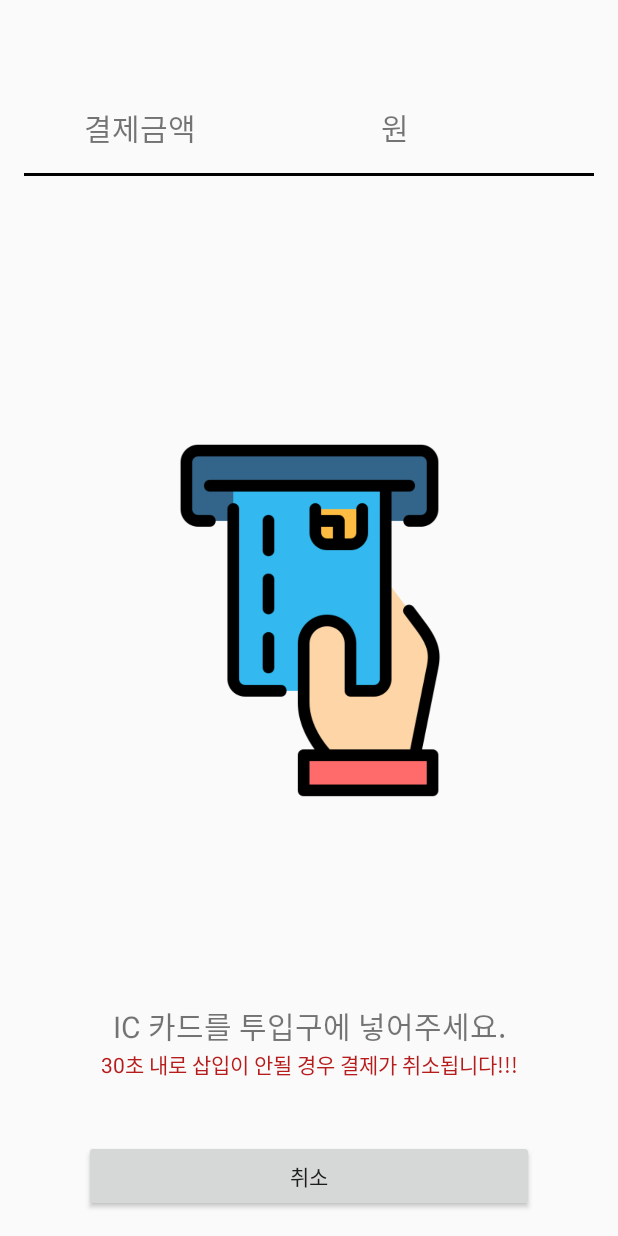
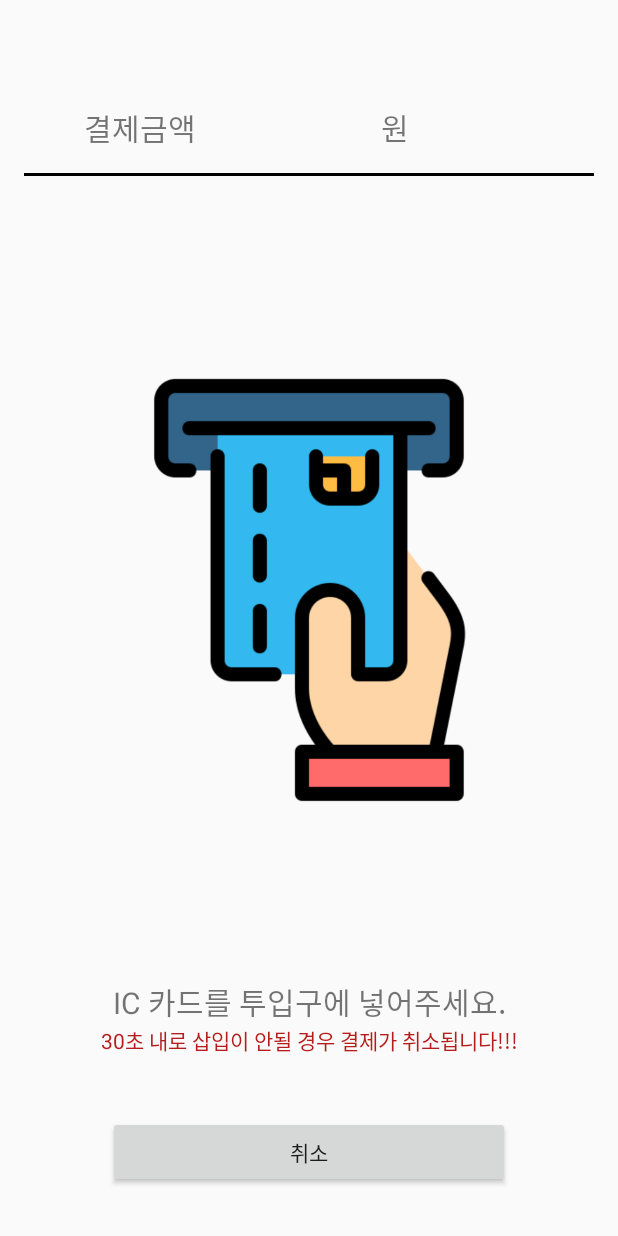
Before and after one commit to mochangil/MobileAppProgramming-KioskProject, an Android app: the PaymentActivity screen opened directly, with no data from a screen before it, on a phone screen of 412 x 824 dp. Run offline under Robolectric (Android 15) with nearby library versions, the light colour scheme and no system bars.

Commit message:
add payment success fragment

```diff
--- a/app/src/main/java/com/example/kiosk/BeforePayment.kt
+++ b/app/src/main/java/com/example/kiosk/AfterPaymentFragment.kt
@@ -5,8 +5,6 @@ import androidx.fragment.app.Fragment
 import android.view.LayoutInflater
 import android.view.View
 import android.view.ViewGroup
-import android.widget.Button
-import android.widget.Toast
 
 // TODO: Rename parameter arguments, choose names that match
 // the fragment initialization parameters, e.g. ARG_ITEM_NUMBER
@@ -15,10 +13,10 @@ private const val ARG_PARAM2 = "param2"
 
 /**
  * A simple [Fragment] subclass.
- * Use the [BeforePayment.newInstance] factory method to
+ * Use the [AfterPaymentFragment.newInstance] factory method to
  * create an instance of this fragment.
  */
-class BeforePayment : Fragment() {
+class AfterPaymentFragment : Fragment() {
     // TODO: Rename and change types of parameters
     private var param1: String? = null
     private var param2: String? = null
@@ -29,8 +27,6 @@ class BeforePayment : Fragment() {
             param1 = it.getString(ARG_PARAM1)
             param2 = it.getString(ARG_PARAM2)
         }
-
-
     }
 
     override fun onCreateView(
@@ -38,13 +34,7 @@ class BeforePayment : Fragment() {
         savedInstanceState: Bundle?
     ): View? {
         // Inflate the layout for this fragment
-
-        val view = inflater.inflate(R.layout.fragment_before_payment, container, false)
-        view.findViewById<Button>(R.id.payment_cancel).setOnClickListener {
-            Toast.makeText(activity, "결제 취소하셨습니다", Toast.LENGTH_SHORT).show()
-            activity?.finish()
-        }
-        return view
+        return inflater.inflate(R.layout.fragment_after_payment, container, false)
     }
 
     companion object {
@@ -54,12 +44,12 @@ class BeforePayment : Fragment() {
          *
          * @param param1 Parameter 1.
          * @param param2 Parameter 2.
-         * @return A new instance of fragment before_payment.
+         * @return A new instance of fragment AfterPaymentFragment.
          */
         // TODO: Rename and change types and number of parameters
         @JvmStatic
         fun newInstance(param1: String, param2: String) =
-            BeforePayment().apply {
+            AfterPaymentFragment().apply {
                 arguments = Bundle().apply {
                     putString(ARG_PARAM1, param1)
                     putString(ARG_PARAM2, param2)
--- /dev/null
+++ b/app/src/main/java/com/example/kiosk/BeforePaymentFragment.kt
@@ -0,0 +1,69 @@
+package com.example.kiosk
+
+import android.os.Bundle
+import androidx.fragment.app.Fragment
+import android.view.LayoutInflater
+import android.view.View
+import android.view.ViewGroup
+import android.widget.Button
+import android.widget.Toast
+
+// TODO: Rename parameter arguments, choose names that match
+// the fragment initialization parameters, e.g. ARG_ITEM_NUMBER
+private const val ARG_PARAM1 = "param1"
+private const val ARG_PARAM2 = "param2"
+
+/**
+ * A simple [Fragment] subclass.
+ * Use the [BeforePaymentFragment.newInstance] factory method to
+ * create an instance of this fragment.
+ */
+class BeforePaymentFragment : Fragment() {
+    // TODO: Rename and change types of parameters
+    private var param1: String? = null
+    private var param2: String? = null
+
+    override fun onCreate(savedInstanceState: Bundle?) {
+        super.onCreate(savedInstanceState)
+        arguments?.let {
+            param1 = it.getString(ARG_PARAM1)
+            param2 = it.getString(ARG_PARAM2)
+        }
+
+
+    }
+
+    override fun onCreateView(
+        inflater: LayoutInflater, container: ViewGroup?,
+        savedInstanceState: Bundle?
+    ): View? {
+        // Inflate the layout for this fragment
+
+        val view = inflater.inflate(R.layout.fragment_before_payment, container, false)
+        view.findViewById<Button>(R.id.payment_cancel).setOnClickListener {
+            Toast.makeText(activity, "결제 취소하셨습니다", Toast.LENGTH_SHORT).show()
+            activity?.finish()
+        }
+        return view
+    }
+
+    companion object {
+        /**
+         * Use this factory method to create a new instance of
+         * this fragment using the provided parameters.
+         *
+         * @param param1 Parameter 1.
+         * @param param2 Parameter 2.
+         * @return A new instance of fragment before_payment.
+         */
+        // TODO: Rename and change types and number of parameters
+        @JvmStatic
+        fun newInstance(param1: String, param2: String) =
+            BeforePaymentFragment().apply {
+                arguments = Bundle().apply {
+                    putString(ARG_PARAM1, param1)
+                    putString(ARG_PARAM2, param2)
+                }
+            }
+    }
+}
--- a/app/src/main/java/com/example/kiosk/PaymentActivity.kt
+++ b/app/src/main/java/com/example/kiosk/PaymentActivity.kt
@@ -19,7 +19,9 @@ class PaymentActivity: AppCompatActivity() {
         val binding = PaymentBinding.inflate(layoutInflater)
         setContentView(binding.root)
 
-        val beforePayment = BeforePayment()
+        val beforePayment = BeforePaymentFragment()
+        val afterPayment = AfterPaymentFragment()
+
         fragmentManager = supportFragmentManager
 
         val dialogBinding = PaymentDialogBinding.inflate(layoutInflater)
@@ -41,13 +43,11 @@ class PaymentActivity: AppCompatActivity() {
             dialog.dismiss()
         }, 10000)
 
-        /*
         dialog.setOnDismissListener() {
-            val afterPayment = AfterPayment()
             transaction = fragmentManager.beginTransaction()
             transaction.replace(binding.fragmentContainer.id, afterPayment).commit()
         }
-        */
+
 
         /*
         binding.paymentCancel.setOnClickListener {
--- a/app/src/main/res/drawable-v24/payment_resize.xml
+++ b/app/src/main/res/drawable-v24/payment_resize.xml
@@ -1,6 +1,6 @@
 <layer-list xmlns:android="http://schemas.android.com/apk/res/android">
     <item
-        android:width="250dp"
-        android:height="250dp"
+        android:width="300dp"
+        android:height="300dp"
         android:drawable="@drawable/payment" />
 </layer-list>
--- /dev/null
+++ b/app/src/main/res/drawable-v24/receipt_resize.xml
@@ -0,0 +1,6 @@
+<layer-list xmlns:android="http://schemas.android.com/apk/res/android">
+    <item
+        android:width="250dp"
+        android:height="250dp"
+        android:drawable="@drawable/receipt" />
+</layer-list>
--- a/app/src/main/res/layout/fragment_before_payment.xml
+++ b/app/src/main/res/layout/fragment_before_payment.xml
@@ -4,18 +4,19 @@
     android:layout_width="match_parent"
     android:layout_height="match_parent"
     xmlns:app="http://schemas.android.com/apk/res-auto"
-    tools:context=".BeforePayment">
+    tools:context=".BeforePaymentFragment"
+    android:padding="16dp">
 
     <ImageView
         android:id="@+id/payment_image"
         android:layout_width="wrap_content"
         android:layout_height="wrap_content"
+        android:contentDescription="@string/payment_image"
         android:src="@drawable/payment_resize"
-        android:layout_marginBottom="130dp"
         app:layout_constraintBottom_toTopOf="@+id/payment_text"
         app:layout_constraintEnd_toEndOf="parent"
         app:layout_constraintStart_toStartOf="parent"
-        android:contentDescription="@string/payment_image" />
+        app:layout_constraintTop_toTopOf="parent" />
 
 
     <TextView
--- a/app/src/main/res/values/strings.xml
+++ b/app/src/main/res/values/strings.xml
@@ -22,4 +22,9 @@
     <string name="payment_approval_warning">결제가 끝날 때까지 카드를 뽑지 말아주세요.</string>
     <!-- TODO: Remove or change this placeholder text -->
     <string name="hello_blank_fragment">Hello blank fragment</string>
+    <string name="receipt_text">영수증을 받아가 주세요.</string>
+    <string name="order_number">주문번호 :</string>
+    <string name="payment_success">결제가 완료되었습니다.\n이용해 주셔서 감사합니다.</string>
+    <string name="payment_close">결제완료 화면은 잠시후 자동으로 닫힙니다.</string>
+    <string name="receipt">receipt</string>
 </resources>
```
Also changed, not shown: app/src/main/res/layout/fragment_after_payment.xml (added, +68 -0 lines).
